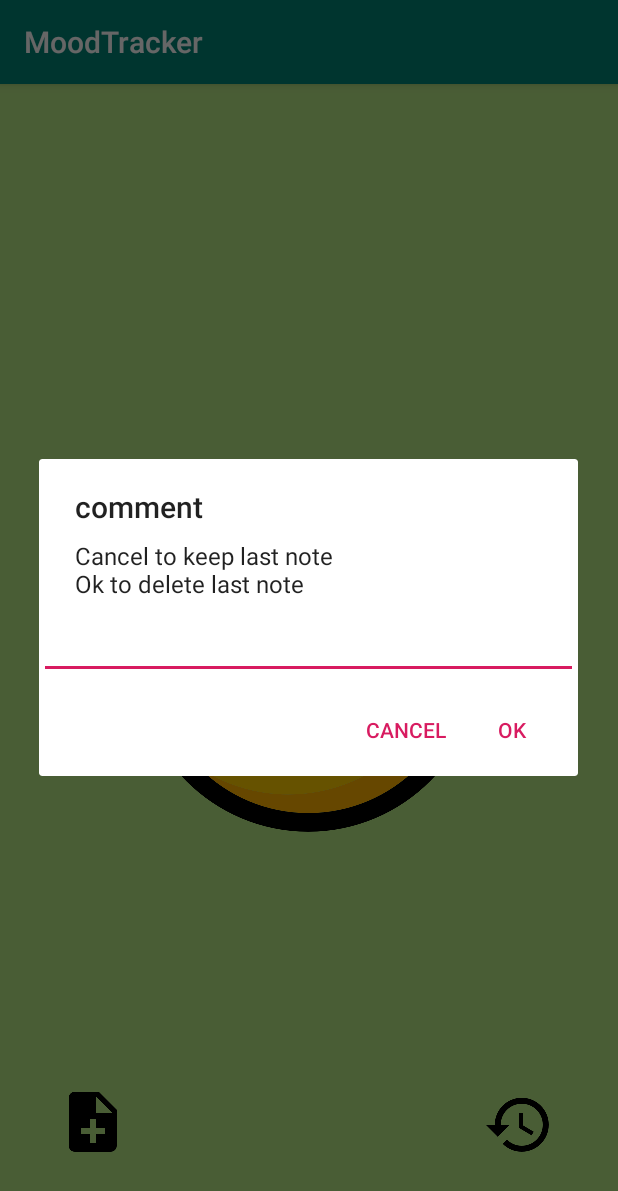
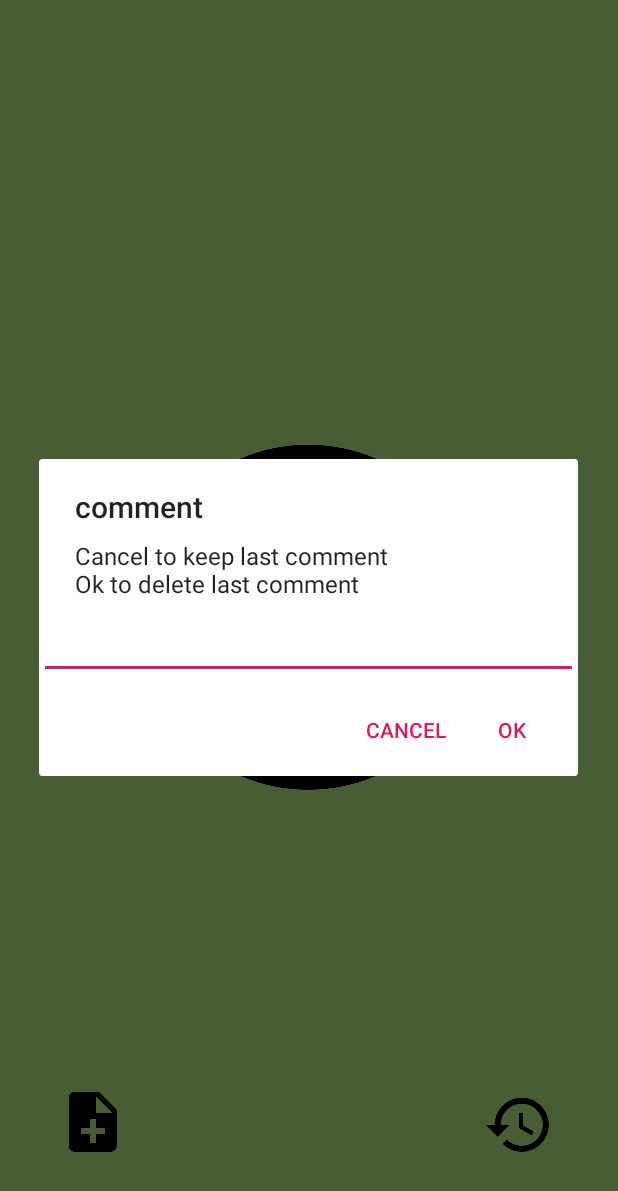
Before and after one commit to markmomo/MoodTrackerFinal, an Android app: the screen it shows after launch (MainActivity), after a tap on an icon or button, on a phone screen of 412 x 824 dp. Shown: the top 1191 px of the screen. Run offline under Robolectric (Android 15) with nearby library versions, the phone set to English and light mode, and no system bars.

Commit message:
Warnings correction in the manifest

```diff
--- a/app/src/main/AndroidManifest.xml
+++ b/app/src/main/AndroidManifest.xml
@@ -11,11 +11,13 @@
         android:label="@string/app_name"
         android:roundIcon="@mipmap/ic_launcher_round"
         android:supportsRtl="true"
-        android:theme="@style/AppTheme">
-        <activity android:name=".Controllers.HistoryActivity"></activity>
+        android:theme="@style/AppTheme"
+        android:fullBackupContent="@xml/backup_descriptor">
+        <activity android:name=".Controllers.HistoryActivity"/>
         <activity android:name=".Controllers.MainActivity">
             <intent-filter>
                 <action android:name="android.intent.action.MAIN" />
+                <action android:name="android.intent.action.VIEW" />
 
                 <category android:name="android.intent.category.LAUNCHER" />
             </intent-filter>
--- a/app/src/main/java/markmomo/com/moodtrackerfinal/Controllers/MainActivity.java
+++ b/app/src/main/java/markmomo/com/moodtrackerfinal/Controllers/MainActivity.java
@@ -138,7 +138,7 @@
         final EditText commentBox = new EditText(context);
         AlertDialog.Builder alert = new AlertDialog.Builder(context);
 
-        alert.setMessage("Cancel to keep last note\nOk to delete last note");
+        alert.setMessage("Cancel to keep last comment\nOk to delete last comment");
         alert.setTitle("comment");
         alert.setView(commentBox);
         alert.setNegativeButton("Cancel", new DialogInterface.OnClickListener() {
--- a/app/src/main/res/values/styles.xml
+++ b/app/src/main/res/values/styles.xml
@@ -1,7 +1,7 @@
 <resources>
 
     <!-- Base application theme. -->
-    <style name="AppTheme" parent="Theme.AppCompat.Light.DarkActionBar">
+    <style name="AppTheme" parent="Theme.AppCompat.Light.NoActionBar">
         <!-- Customize your theme here. -->
         <item name="colorPrimary">@color/colorPrimary</item>
         <item name="colorPrimaryDark">@color/colorPrimaryDark</item>
```
Also changed, not shown: app/src/main/res/xml/backup_descriptor.xml (added, +8 -0 lines).
